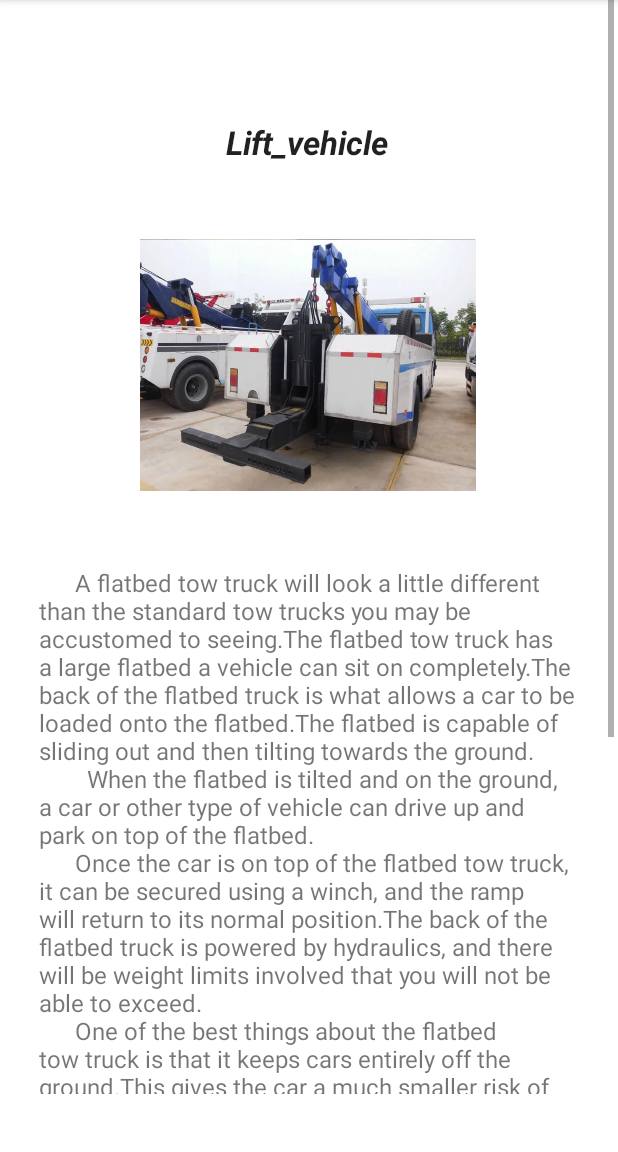
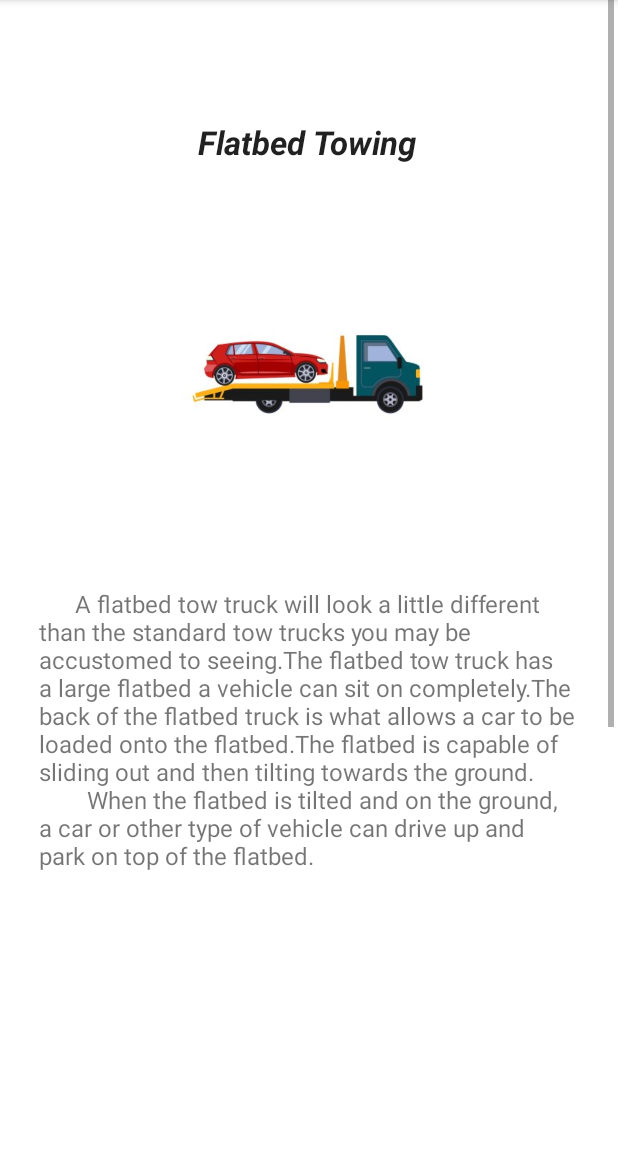
Before and after one commit to Kowshi1101/Breakdown-Brigade, an Android app: the flat_vehicle_details screen opened directly, with no data from a screen before it, on a phone screen of 412 x 824 dp, the part 84-1236 px from its top. Run offline under Robolectric (Android 15) with nearby library versions, the phone set to English and light mode, and no system bars.

Commit message:
vechicle details

```diff
--- a/app/src/main/res/layout/activity_flat_vehicle_details.xml
+++ b/app/src/main/res/layout/activity_flat_vehicle_details.xml
@@ -22,7 +22,7 @@
             android:layout_width="wrap_content"
             android:layout_height="wrap_content"
             android:layout_marginTop="80dp"
-            android:text="Lift_vehicle"
+            android:text="Flatbed Towing"
             android:textAppearance="@style/TextAppearance.AppCompat.Large"
             android:textStyle="bold|italic"
             app:layout_constraintEnd_toEndOf="parent"
@@ -32,13 +32,13 @@
 
         <ImageView
             android:id="@+id/imageView6"
-            android:layout_width="227dp"
-            android:layout_height="168dp"
+            android:layout_width="278dp"
+            android:layout_height="182dp"
             android:layout_marginTop="50dp"
             app:layout_constraintEnd_toEndOf="@+id/textView3"
             app:layout_constraintStart_toStartOf="@+id/textView3"
             app:layout_constraintTop_toBottomOf="@+id/textView3"
-            app:srcCompat="@drawable/integrated_tow_trucks_1_"
+            app:srcCompat="@drawable/flatbed_or_rollback_tow_truck"
             tools:ignore="MissingConstraints" />
 
         <TextView
@@ -48,12 +48,7 @@
             android:layout_marginStart="10dp"
             android:layout_marginTop="50dp"
             android:layout_marginEnd="10dp"
-            android:text="      A flatbed tow truck will look a little different than the standard tow trucks you may be accustomed to seeing.The flatbed tow truck has a large flatbed a vehicle can sit on completely.The back of the flatbed truck is what allows a car to be loaded onto the flatbed.The flatbed is capable of sliding out and then tilting towards the ground.\n        When the flatbed is tilted and on the ground, a car or other type of vehicle can drive up and park on top of the flatbed.
-        \n      Once the car is on top of the flatbed tow truck, it can be secured using a winch, and the ramp will return to its normal position.The back of the flatbed truck is powered by hydraulics, and there will be weight limits involved that you will not be able to exceed.
-        \n      One of the best things about the flatbed tow truck is that it keeps cars entirely off the ground.This gives the car a much smaller risk of damage than a car riding along the road.\n        One of the reasons you would need a flatbed truck is if your car was ultimately totaled.
-        Sometimes there is no way to get a totaled car to travel along the roadway on its own, and it needs to be lifted and placed on top of a flatbed truck.
-        If the car can no longer drive on its own, the winch will be used to pull what is left of the car onto the top of the flatbed truck.Sometimes a flatbed truck will be referred to as a slide or a rollback truck.
-        This is because of the back end of the truck that extends out of the back of the vehicle."
+            android:text="      A flatbed tow truck will look a little different than the standard tow trucks you may be accustomed to seeing.The flatbed tow truck has a large flatbed a vehicle can sit on completely.The back of the flatbed truck is what allows a car to be loaded onto the flatbed.The flatbed is capable of sliding out and then tilting towards the ground.\n        When the flatbed is tilted and on the ground, a car or other type of vehicle can drive up and park on top of the flatbed."
             android:textSize="16sp"
             app:layout_constraintEnd_toEndOf="parent"
             app:layout_constraintStart_toStartOf="parent"
```
Also changed, not shown: app/src/main/res/layout/activity_hook_vehicle_details.xml (+4 -3 lines), app/src/main/res/layout/activity_lift_vehicle_details.xml (+2 -5 lines).
